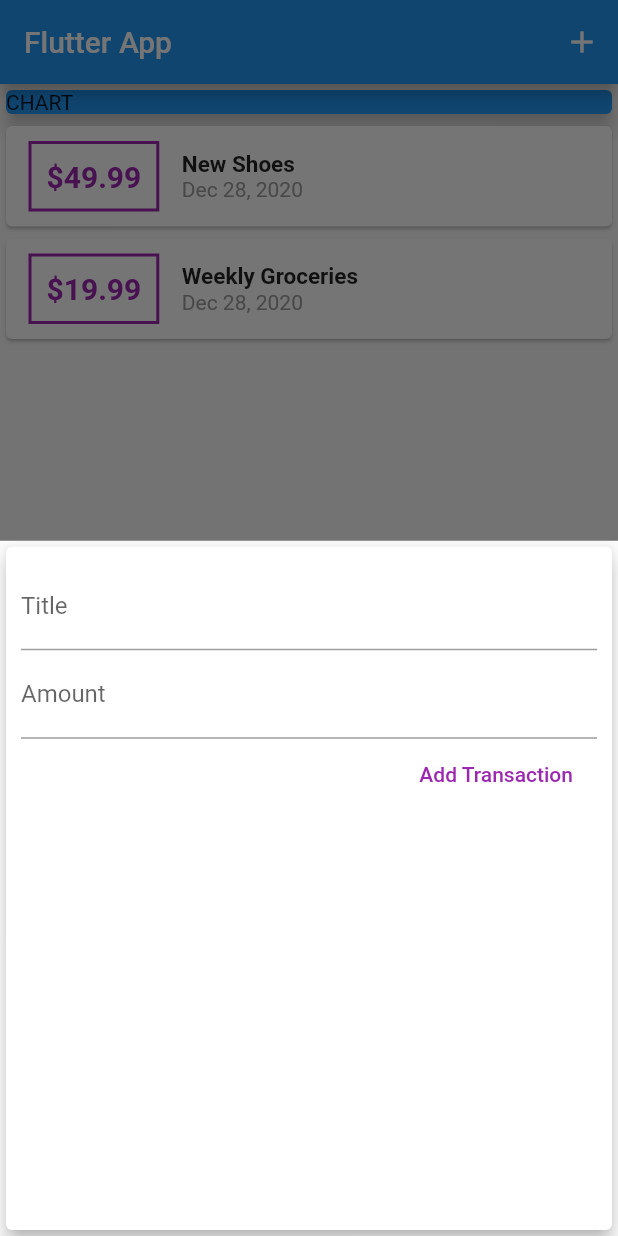
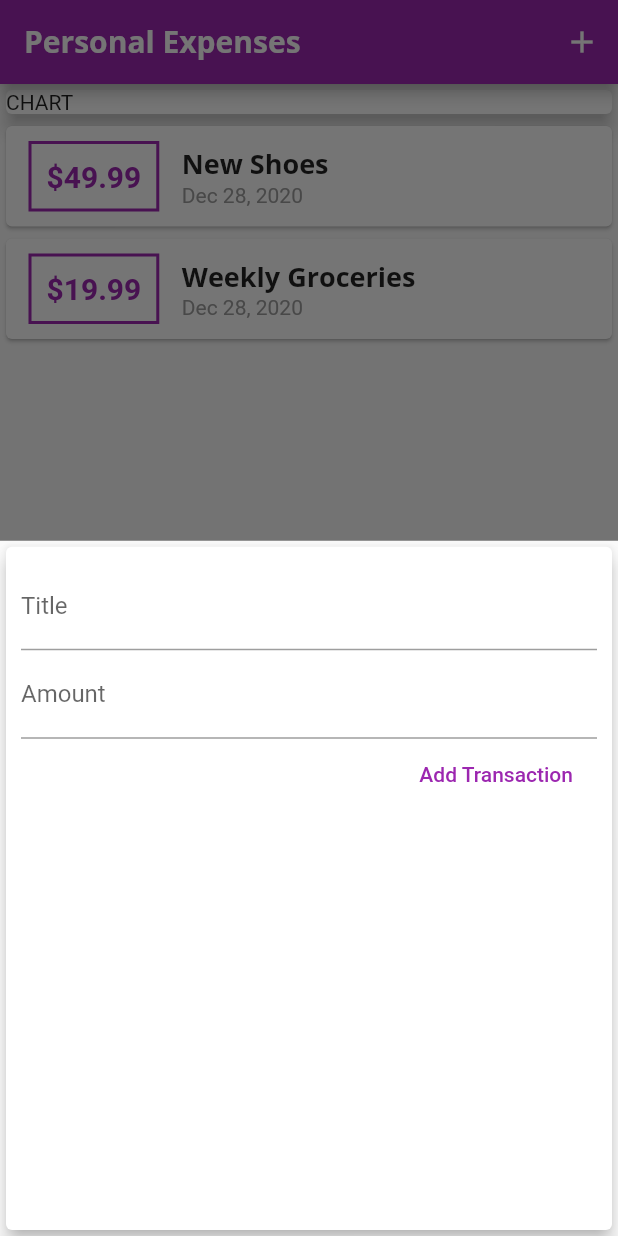
Before and after one commit to GeorgiosGiagkas/personal-expenses, a Flutter app: the screen it shows after launch, after a tap on the "add" icon, on a phone screen of 412 x 824 dp. Run offline on Flutter 3.47's test engine with Material 2 defaults, Android fonts, the phone set to English and light mode, and no system bars.

Commit message:
Section 4: ~95: Custom fonts and working with text Themes

```diff
--- a/lib/main.dart
+++ b/lib/main.dart
@@ -9,7 +9,28 @@ class MyApp extends StatelessWidget {
   @override
   Widget build(BuildContext context) {
     return MaterialApp(
-      title: 'My App',
+      title: 'Personal Expenses',
+      theme: ThemeData(
+        primarySwatch: Colors.purple,
+        accentColor: Colors.amber,
+        fontFamily: 'Quicksand',
+        textTheme: ThemeData.light().textTheme.copyWith(
+          title: TextStyle(
+            fontFamily: 'OpenSans',
+            fontSize: 18,
+            fontWeight: FontWeight.bold,
+          ),
+        ),
+        appBarTheme: AppBarTheme(
+          textTheme: ThemeData.light().textTheme.copyWith(
+                title: TextStyle(
+                  fontFamily: 'OpenSans',
+                  fontSize: 20,
+                  fontWeight: FontWeight.bold,
+                ),
+              ),
+        ),
+      ),
       home: MyHomePage(),
     );
   }
@@ -70,7 +91,7 @@ class _MyHomePageState extends State<MyHomePage> {
   Widget build(BuildContext context) {
     return Scaffold(
       appBar: AppBar(
-        title: Text('Flutter App'),
+        title: Text('Personal Expenses'),
         actions: <Widget>[
           IconButton(
             icon: Icon(Icons.add),
@@ -88,7 +109,7 @@ class _MyHomePageState extends State<MyHomePage> {
           Container(
             width: double.infinity,
             child: Card(
-              color: Colors.blue,
+              color: Theme.of(context).bottomAppBarColor,
               child: Text('CHART'),
               elevation: 5,
             ),
--- a/lib/widgets/new_transaction.dart
+++ b/lib/widgets/new_transaction.dart
@@ -46,7 +46,7 @@ class _NewTransactionState extends State<NewTransaction> {
             ),
             FlatButton(
               child: Text('Add Transaction'),
-              textColor: Colors.purple,
+              textColor: Theme.of(context).primaryColor,
               onPressed: _submitData,
             ),
           ],
--- a/lib/widgets/transaction_list.dart
+++ b/lib/widgets/transaction_list.dart
@@ -26,7 +26,7 @@ class TransactionList extends StatelessWidget {
                   ),
                   decoration: BoxDecoration(
                     border: Border.all(
-                      color: Colors.purple,
+                      color: Theme.of(context).primaryColor,
                       width: 2,
                     ),
                   ),
@@ -36,7 +36,7 @@ class TransactionList extends StatelessWidget {
                     style: TextStyle(
                       fontWeight: FontWeight.bold,
                       fontSize: 20,
-                      color: Colors.purple,
+                      color: Theme.of(context).primaryColor,
                     ),
                   ),
                 ),
@@ -45,10 +45,7 @@ class TransactionList extends StatelessWidget {
                   children: [
                     Text(
                       transactions[index].title,
-                      style: TextStyle(
-                        fontWeight: FontWeight.bold,
-                        fontSize: 15,
-                      ),
+                      style: Theme.of(context).textTheme.title,
                     ),
                     Text(
                       DateFormat.yMMMd().format(transactions[index].date),
```
Also changed, not shown: pubspec.yaml (+11 -0 lines), assets/fonts/OpenSans-Bold.ttf (added), assets/fonts/OpenSans-Regular.ttf (added), assets/fonts/Quicksand-Bold.ttf (added), assets/fonts/Quicksand-Light.ttf (added), assets/fonts/Quicksand-Medium.ttf (added), assets/fonts/Quicksand-Regular.ttf (added).
